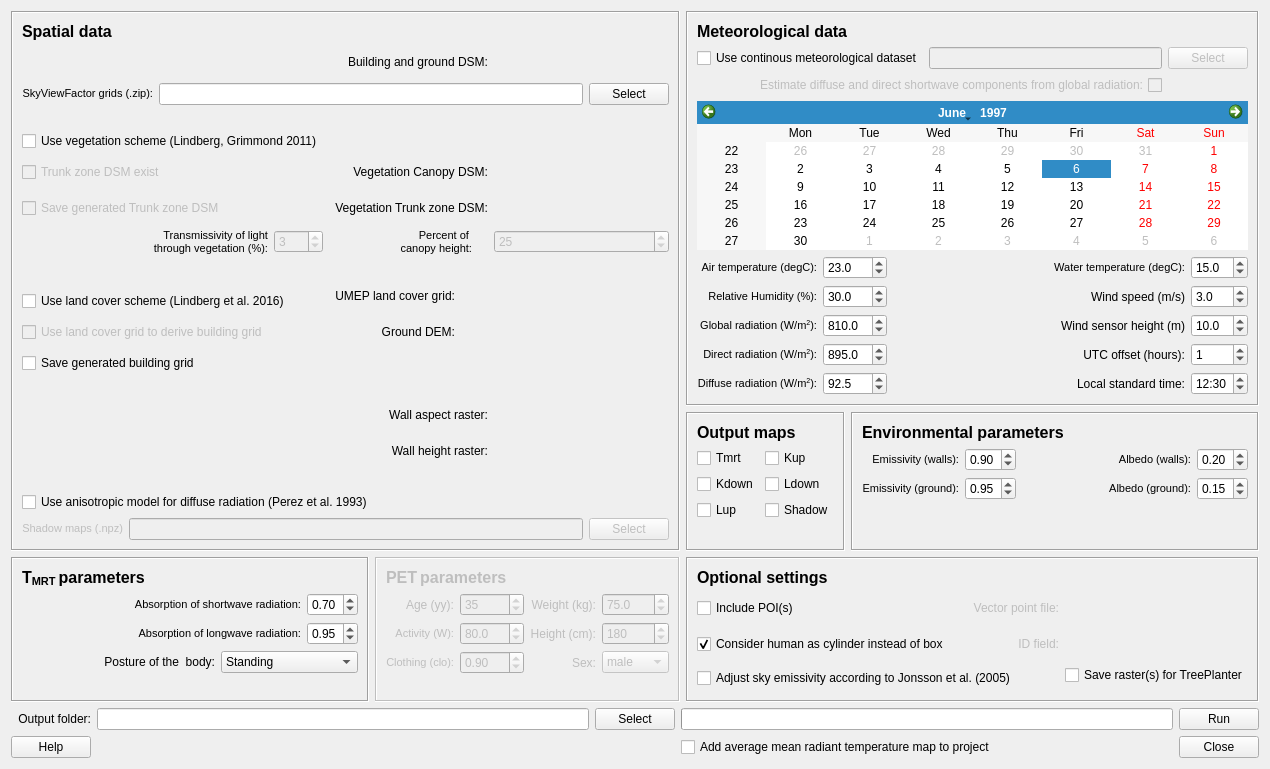
Old version of the form SOLWEIG/solweig_dialog_base.ui in the repository UMEP-dev/UMEP.
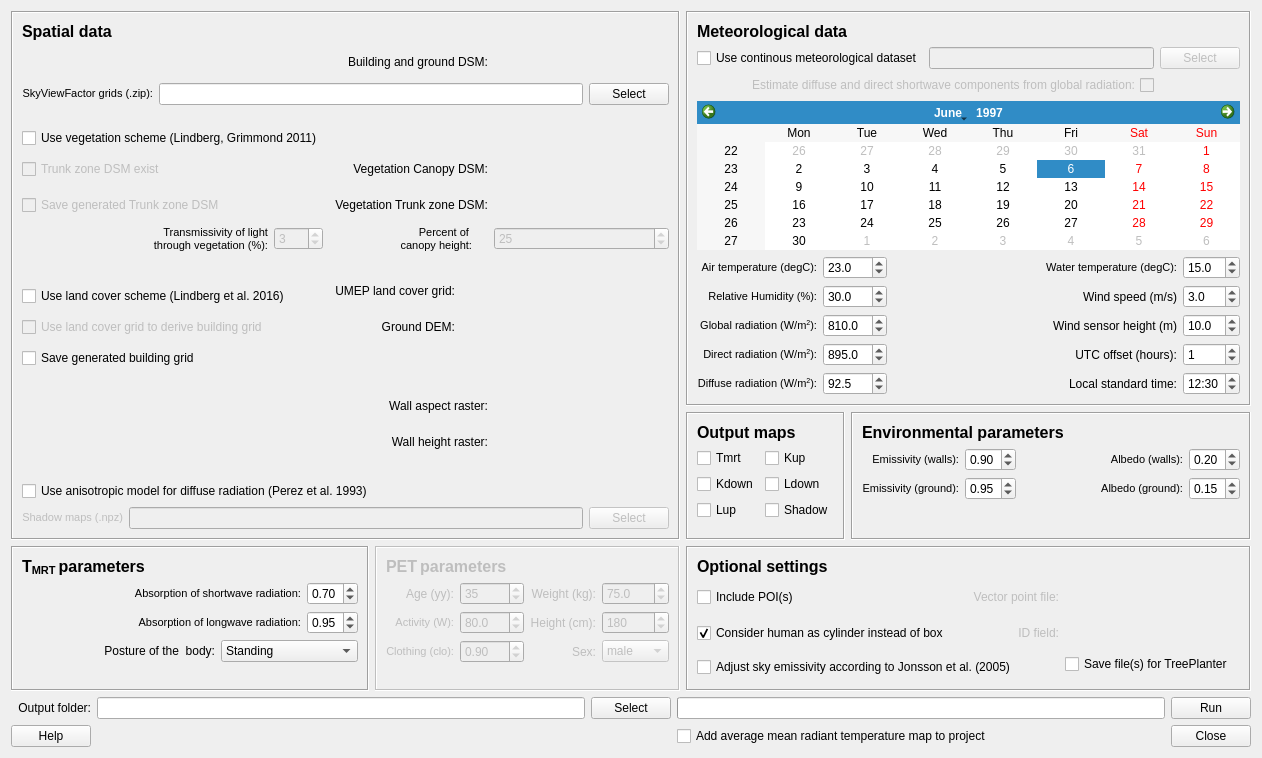
New version of the form.

Diff of the .ui file:
```diff
--- a/SOLWEIG/solweig_dialog_base.ui
+++ b/SOLWEIG/solweig_dialog_base.ui
@@ -10,7 +10,7 @@
     <x>0</x>
     <y>0</y>
     <width>1184</width>
-    <height>769</height>
+    <height>758</height>
    </rect>
   </property>
   <property name="sizePolicy">
@@ -720,7 +720,7 @@
       <item row="3" column="3">
        <widget class="QCheckBox" name="checkBoxTreePlanter">
         <property name="text">
-         <string>Save raster(s) for TreePlanter</string>
+         <string>Save file(s) for TreePlanter</string>
         </property>
        </widget>
       </item>
```
Left out of the diff: 250 changed lines with no effect on the pictures.
